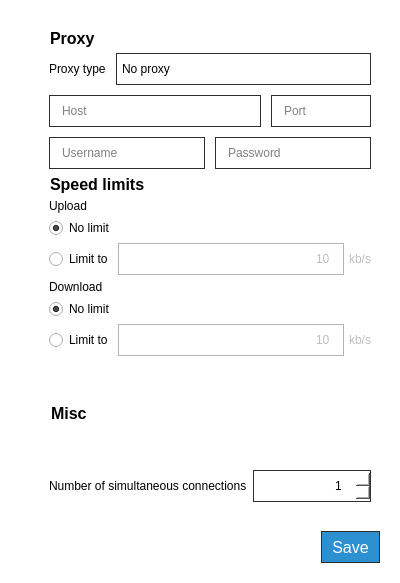
Old version of the form parsec/core/gui/forms/network_settings_widget.ui in the repository Scille/parsec-cloud.
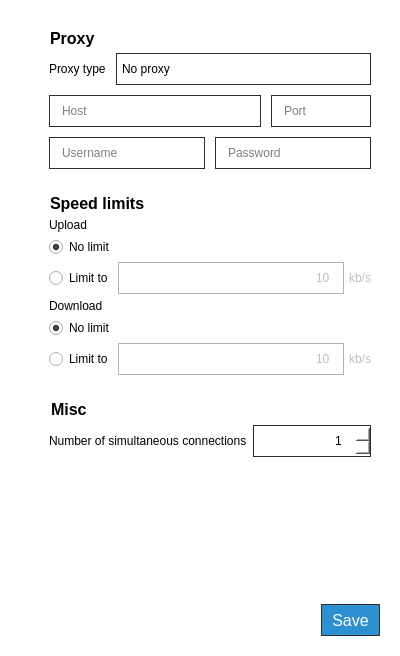
New version of the form. Icons and pictures are not drawn.

Commit message: [GUI] Fixed settings display

```diff
--- a/parsec/core/gui/forms/network_settings_widget.ui
+++ b/parsec/core/gui/forms/network_settings_widget.ui
@@ -7,7 +7,7 @@
     <x>0</x>
     <y>0</y>
     <width>400</width>
-    <height>583</height>
+    <height>656</height>
    </rect>
   </property>
   <property name="windowTitle">
@@ -162,10 +162,13 @@
         <x>0</x>
         <y>0</y>
         <width>360</width>
-        <height>469</height>
+        <height>542</height>
        </rect>
       </property>
       <layout class="QVBoxLayout" name="verticalLayout_3">
+       <property name="spacing">
+        <number>25</number>
+       </property>
        <item>
         <widget class="QWidget" name="widget" native="true">
          <layout class="QVBoxLayout" name="verticalLayout_7">
@@ -747,6 +750,19 @@
          </layout>
         </widget>
        </item>
+       <item>
+        <spacer name="verticalSpacer">
+         <property name="orientation">
+          <enum>Qt::Vertical</enum>
+         </property>
+         <property name="sizeHint" stdset="0">
+          <size>
+           <width>20</width>
+           <height>40</height>
+          </size>
+         </property>
+        </spacer>
+       </item>
       </layout>
      </widget>
     </widget>
```
The commit also changes 1 other file.
